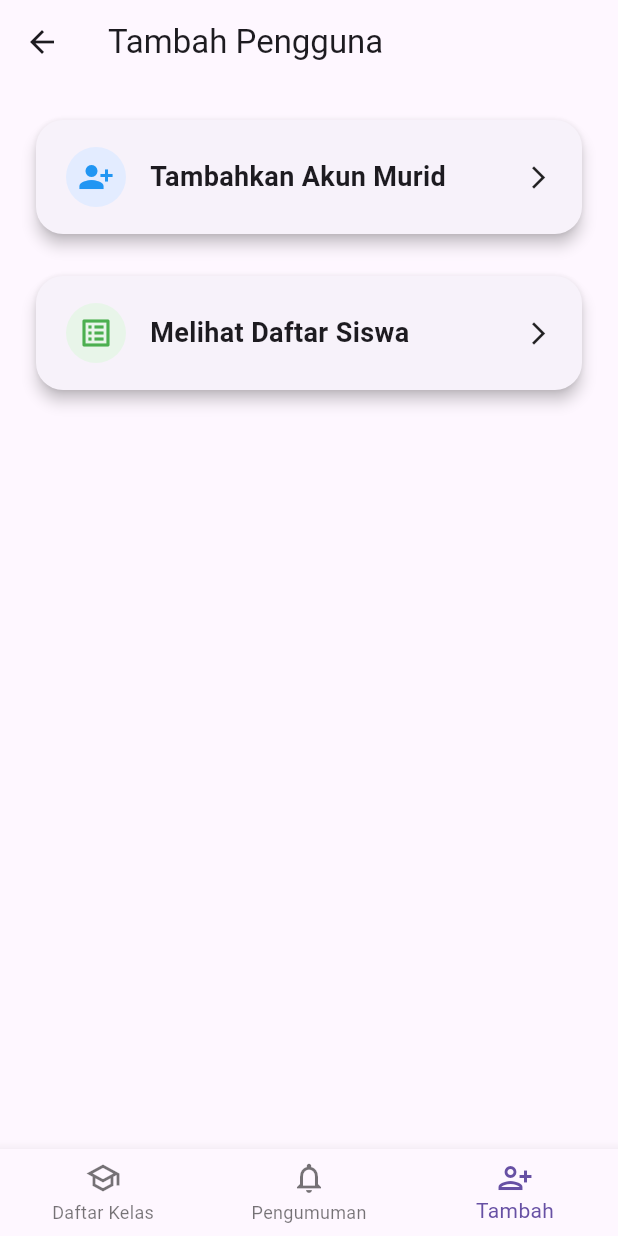
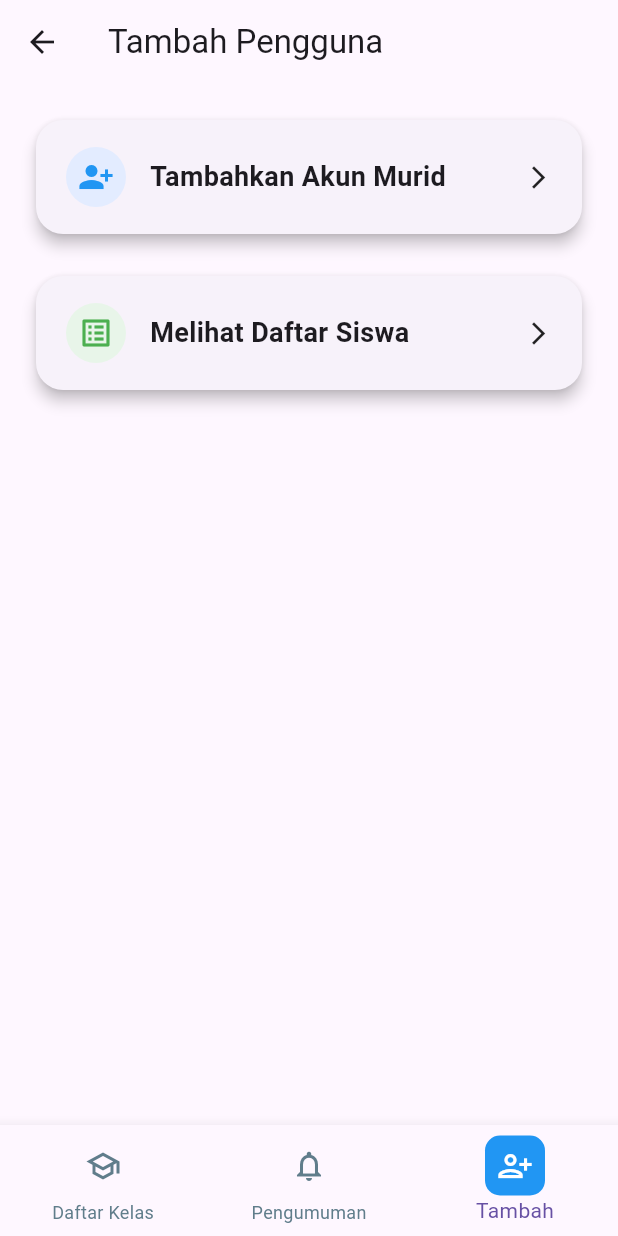
Before and after one commit to gajah123-cmd/Flutter-Presensi, a Flutter app: the TambahPengguna screen opened by its route, on a phone screen of 412 x 824 dp. Run offline on Flutter 3.47's test engine with Material 3 defaults, Android fonts, the phone set to English and light mode, and no system bars; our stand-ins replace supabase_flutter; accounts and stored records are empty.

Commit message:
Add files via upload

```diff
--- a/apk/lib/widget.dart
+++ b/apk/lib/widget.dart
@@ -26,19 +26,48 @@ class BottomNav extends StatelessWidget {
   @override
   Widget build(BuildContext context) {
     return BottomNavigationBar(
+      showSelectedLabels: true,
+      showUnselectedLabels: true,
+      type: BottomNavigationBarType.fixed,
+      //selectedItemColor: Colors.blue,
+      unselectedItemColor: Colors.blueGrey,
       currentIndex: selectedIndex,
       onTap: (index) => _onItemTapped(context, index),
-      items: const [
+      items: [
         BottomNavigationBarItem(
-          icon: Icon(Icons.school_outlined),
+        icon: Container(
+        padding: EdgeInsets.all(8),
+        decoration: BoxDecoration(
+             borderRadius: BorderRadius.circular(10),
+             color: selectedIndex == 0 ?  Colors.blue : Colors.transparent,
+            ),
+            child: Icon(Icons.school_outlined,
+            color: selectedIndex == 0 ? Colors.white : Colors.blueGrey,),
+          ),
           label: 'Daftar Kelas',
         ),
         BottomNavigationBarItem(
-          icon: Icon(Icons.notifications_outlined),
+        icon: Container(
+        padding: EdgeInsets.all(8),
+        decoration: BoxDecoration(
+             borderRadius: BorderRadius.circular(10),
+             color: selectedIndex == 1 ? Colors.blue : Colors.transparent,
+            ),
+            child: Icon(Icons.notifications_outlined,
+            color: selectedIndex == 1 ? Colors.white : Colors.blueGrey,),
+          ),
           label: 'Pengumuman',
         ),
         BottomNavigationBarItem(
-          icon: Icon(Icons.person_add_alt_1_outlined),
+        icon: Container(
+        padding: EdgeInsets.all(8),
+        decoration: BoxDecoration(
+             borderRadius: BorderRadius.circular(10),
+             color: selectedIndex == 2 ? Colors.blue : Colors.transparent,
+            ),
+            child: Icon(Icons.person_add_alt_1_outlined,
+            color: selectedIndex == 2 ? Colors.white : Colors.blueGrey,),
+          ),
           label: 'Tambah',
         ),
       ],
```
